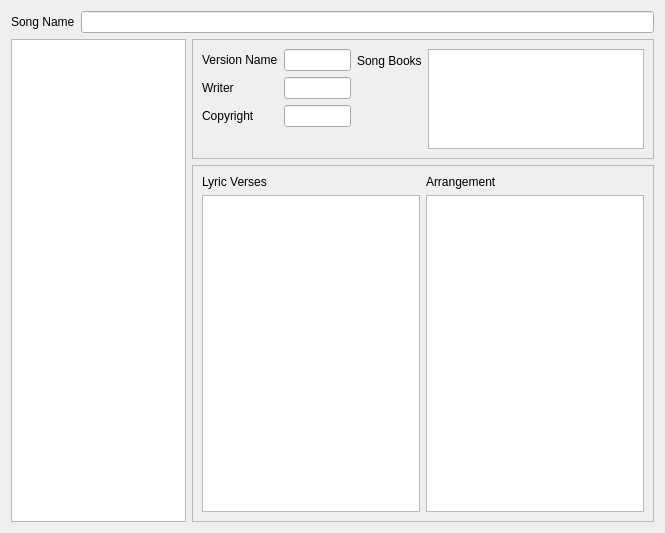
Qt form kworship/songdb/KwSongdbSongEditWidget_base.ui (amalon/kworship) before a commit.
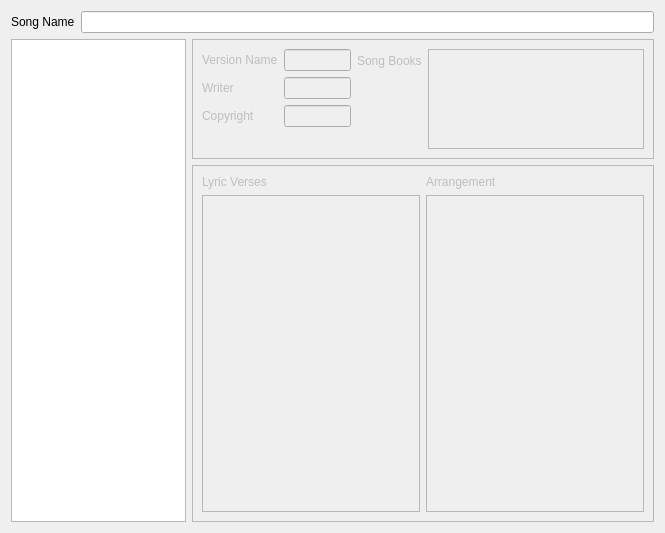
The same form after that commit. Custom widgets are drawn as their Qt base class.

Diff of the .ui file:
```diff
--- a/kworship/songdb/KwSongdbSongEditWidget_base.ui
+++ b/kworship/songdb/KwSongdbSongEditWidget_base.ui
@@ -41,7 +41,7 @@
        <item>
         <widget class="QFrame" name="frameVersion" >
          <property name="enabled" >
-          <bool>true</bool>
+          <bool>false</bool>
          </property>
          <property name="sizePolicy" >
           <sizepolicy vsizetype="Maximum" hsizetype="Preferred" >
@@ -126,7 +126,10 @@
         </widget>
        </item>
        <item>
-        <widget class="QFrame" name="frame" >
+        <widget class="QFrame" name="frameLyrics" >
+         <property name="enabled" >
+          <bool>false</bool>
+         </property>
          <property name="frameShape" >
           <enum>QFrame::StyledPanel</enum>
          </property>
```
Left out of the diff: 2 changed lines with no effect on the pictures.
